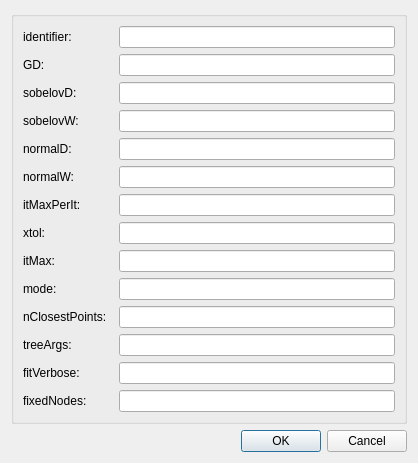
First picture: the form in fieldworkmeshfittingstep/qt/configuredialog.ui, repository mapclient-plugins/fieldworkmeshfittingstep, before the edit.
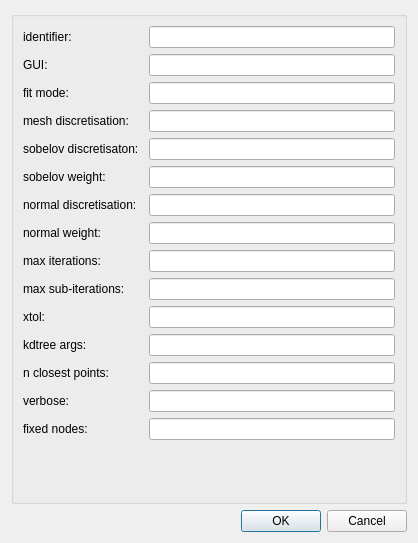
Second picture: the form after the edit.

```diff
--- a/fieldworkmeshfittingstep/qt/configuredialog.ui
+++ b/fieldworkmeshfittingstep/qt/configuredialog.ui
@@ -7,7 +7,7 @@
     <x>0</x>
     <y>0</y>
     <width>418</width>
-    <height>303</height>
+    <height>543</height>
    </rect>
   </property>
   <property name="windowTitle">
@@ -30,149 +30,146 @@
       <item row="0" column="1">
        <widget class="QLineEdit" name="lineEdit0"/>
       </item>
-
-      <item row="1" column="0">
+      <item row="3" column="0">
        <widget class="QLabel" name="label1">
         <property name="text">
-         <string>GD:  </string>
+         <string>mesh discretisation:  </string>
         </property>
        </widget>
       </item>
-      <item row="1" column="1">
+      <item row="3" column="1">
        <widget class="QLineEdit" name="lineEdit1"/>
       </item>
-
-      <item row="2" column="0">
+      <item row="4" column="0">
        <widget class="QLabel" name="label2">
         <property name="text">
-         <string>sobelovD:  </string>
+         <string>sobelov discretisaton:</string>
         </property>
        </widget>
       </item>
-      <item row="2" column="1">
+      <item row="4" column="1">
        <widget class="QLineEdit" name="lineEdit2"/>
       </item>
-
-      <item row="3" column="0">
+      <item row="5" column="0">
        <widget class="QLabel" name="label3">
         <property name="text">
-         <string>sobelovW:  </string>
+         <string>sobelov weight:  </string>
         </property>
        </widget>
       </item>
-      <item row="3" column="1">
+      <item row="5" column="1">
        <widget class="QLineEdit" name="lineEdit3"/>
       </item>
-
-      <item row="4" column="0">
+      <item row="6" column="0">
        <widget class="QLabel" name="label4">
         <property name="text">
-         <string>normalD:  </string>
+         <string>normal discretisation:  </string>
         </property>
        </widget>
       </item>
-      <item row="4" column="1">
+      <item row="6" column="1">
        <widget class="QLineEdit" name="lineEdit4"/>
       </item>
-
-      <item row="5" column="0">
+      <item row="7" column="0">
        <widget class="QLabel" name="label5">
         <property name="text">
-         <string>normalW:  </string>
+         <string>normal weight:  </string>
         </property>
        </widget>
       </item>
-      <item row="5" column="1">
+      <item row="7" column="1">
        <widget class="QLineEdit" name="lineEdit5"/>
       </item>
-
-      <item row="6" column="0">
+      <item row="9" column="0">
        <widget class="QLabel" name="label6">
         <property name="text">
-         <string>itMaxPerIt:  </string>
+         <string>max sub-iterations:  </string>
         </property>
        </widget>
       </item>
-      <item row="6" column="1">
+      <item row="9" column="1">
        <widget class="QLineEdit" name="lineEdit6"/>
       </item>
-
-      <item row="7" column="0">
+      <item row="10" column="0">
        <widget class="QLabel" name="label7">
         <property name="text">
          <string>xtol:  </string>
         </property>
        </widget>
       </item>
-      <item row="7" column="1">
+      <item row="10" column="1">
        <widget class="QLineEdit" name="lineEdit7"/>
       </item>
-
       <item row="8" column="0">
        <widget class="QLabel" name="label8">
         <property name="text">
-         <string>itMax:  </string>
+         <string>max iterations:  </string>
         </property>
        </widget>
       </item>
       <item row="8" column="1">
        <widget class="QLineEdit" name="lineEdit8"/>
       </item>
-
-      <item row="9" column="0">
+      <item row="2" column="0">
        <widget class="QLabel" name="label9">
         <property name="text">
-         <string>mode:  </string>
+         <string>fit mode:  </string>
         </property>
        </widget>
       </item>
-      <item row="9" column="1">
+      <item row="2" column="1">
        <widget class="QLineEdit" name="lineEdit9"/>
       </item>
-
-      <item row="10" column="0">
-       <widget class="QLabel" name="label10">
-        <property name="text">
-         <string>nClosestPoints:  </string>
-        </property>
-       </widget>
-      </item>
-      <item row="10" column="1">
-       <widget class="QLineEdit" name="lineEdit10"/>
-      </item>
-
-      <item row="11" column="0">
-       <widget class="QLabel" name="label11">
-        <property name="text">
-         <string>treeArgs:  </string>
-        </property>
-       </widget>
-      </item>
       <item row="11" column="1">
        <widget class="QLineEdit" name="lineEdit11"/>
       </item>
-
-      <item row="12" column="0">
-       <widget class="QLabel" name="label12">
+      <item row="11" column="0">
+       <widget class="QLabel" name="label11">
         <property name="text">
-         <string>fitVerbose:  </string>
+         <string>kdtree args:  </string>
         </property>
        </widget>
       </item>
       <item row="12" column="1">
+       <widget class="QLineEdit" name="lineEdit10"/>
+      </item>
+      <item row="12" column="0">
+       <widget class="QLabel" name="label10">
+        <property name="text">
+         <string>n closest points:  </string>
+        </property>
+       </widget>
+      </item>
+      <item row="13" column="1">
        <widget class="QLineEdit" name="lineEdit12"/>
       </item>
-
       <item row="13" column="0">
-       <widget class="QLabel" name="label13">
+       <widget class="QLabel" name="label12">
         <property name="text">
-         <string>fixedNodes:  </string>
+         <string>verbose:  </string>
         </property>
        </widget>
       </item>
-      <item row="13" column="1">
+      <item row="14" column="1">
        <widget class="QLineEdit" name="lineEdit13"/>
       </item>
+      <item row="14" column="0">
+       <widget class="QLabel" name="label13">
+        <property name="text">
+         <string>fixed nodes:  </string>
+        </property>
+       </widget>
+      </item>
+      <item row="1" column="0">
+       <widget class="QLabel" name="label14">
+        <property name="text">
+         <string>GUI:</string>
+        </property>
+       </widget>
+      </item>
+      <item row="1" column="1">
+       <widget class="QLineEdit" name="lineEdit14"/>
+      </item>
      </layout>
     </widget>
    </item>
```
Left out of the diff: 57 changed lines with no effect on the pictures.
